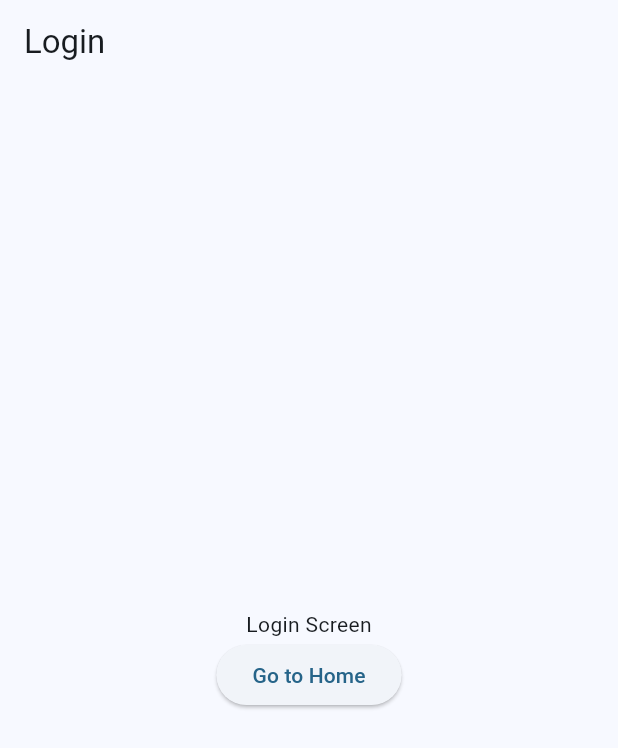
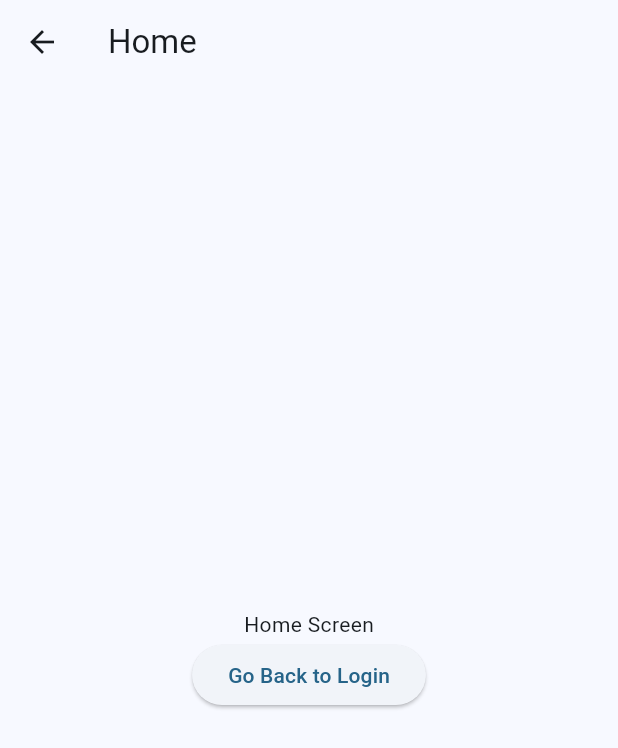
Before and after one commit to Amaruvillca/facelock, a Flutter app: the screen it shows after launch, after a tap on "Go to Home", on a phone screen of 412 x 824 dp. Shown: the top 748 px of the screen. Run offline on Flutter 3.47's test engine with Material 3 defaults, Android fonts, the light colour scheme and no system bars; our stand-ins replace flutter_dotenv, flutter_riverpod, go_router.

Commit message:
inicio de la app

```diff
--- a/lib/config/router/app_router.dart
+++ b/lib/config/router/app_router.dart
@@ -10,6 +10,14 @@ final appRouter = GoRouter(
       builder: (context, state) {
         return LoginScreen();
       },
+
+    ),
+    GoRoute(
+      path: '/home',
+      builder: (context, state) {
+        return HomeScreen();
+      },
+
     ),
   ],
 );
--- a/lib/presentation/screens/movies/home_screen.dart
+++ b/lib/presentation/screens/movies/home_screen.dart
@@ -5,6 +5,25 @@ class HomeScreen extends StatelessWidget {
 
   @override
   Widget build(BuildContext context) {
-    return const Placeholder();
+    return Scaffold(
+      appBar: AppBar(
+        title: const Text('Home'),
+      ),
+      body: Center(
+        child: Column(
+          mainAxisAlignment: MainAxisAlignment.center,
+          children: [
+            const Text('Home Screen'),
+            ElevatedButton(
+              onPressed: () {
+                // Navigate to the login screen
+                Navigator.of(context).pop();
+              },
+              child: const Text('Go Back to Login'),
+            ),
+          ],
+        ),
+      ),
+    );
   }
 }
--- a/lib/presentation/screens/movies/login_screen.dart
+++ b/lib/presentation/screens/movies/login_screen.dart
@@ -1,4 +1,5 @@
 import 'package:flutter/material.dart';
+import 'package:go_router/go_router.dart';
 
 class LoginScreen extends StatelessWidget {
   const LoginScreen({super.key});
@@ -17,7 +18,7 @@ class LoginScreen extends StatelessWidget {
             ElevatedButton(
               onPressed: () {
                 // Navigate to the home screen
-                Navigator.pushNamed(context, '/home');
+                context.push('/home');
               },
               child: const Text('Go to Home'),
             ),
```
